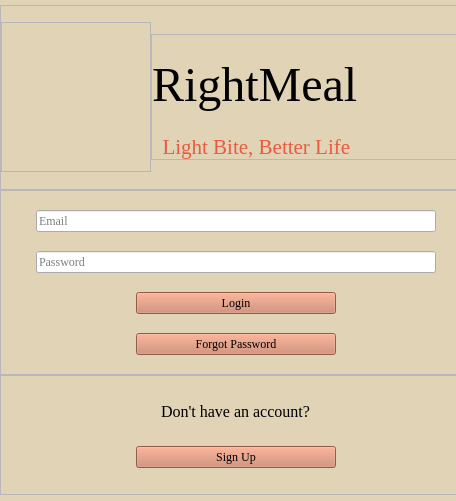
First picture: the form in mainwindow.ui, repository skidgefries/rightmeal, before the edit.
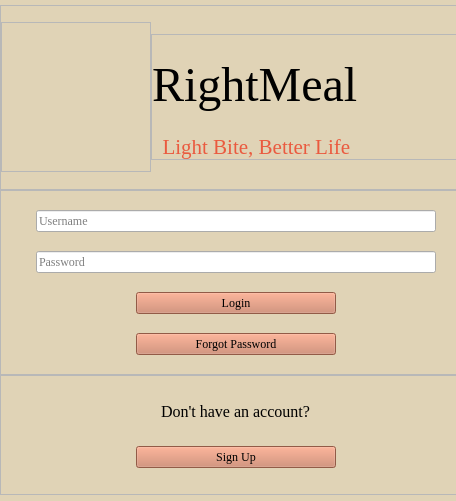
Second picture: the form after the edit. Icons and pictures are not drawn.

Patch:
```diff
--- a/mainwindow.ui
+++ b/mainwindow.ui
@@ -88,7 +88,7 @@
         </font>
        </property>
        <property name="placeholderText">
-        <string>Email</string>
+        <string>Username</string>
        </property>
       </widget>
      </item>
```
Left out of the diff: 3 changed lines with no effect on the pictures.
